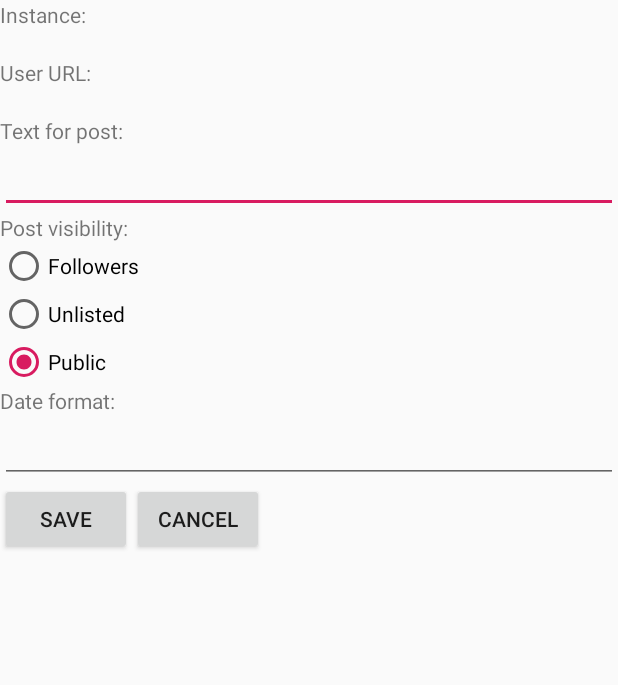
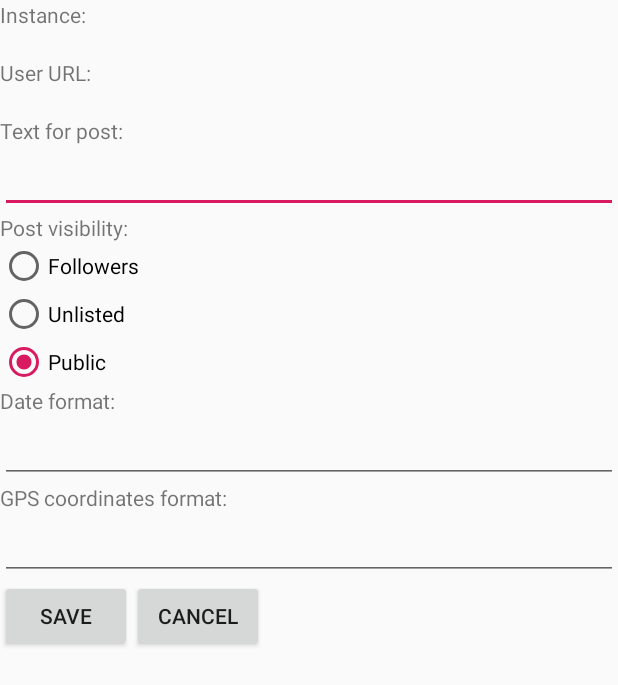
Before and after one commit to pla1/FediPhoto, an Android app: the AccountActivity screen opened directly, with no data from a screen before it, on a phone screen of 412 x 824 dp. Shown: the top 685 px of the screen. Run offline under Robolectric (Android 15) with nearby library versions, the phone set to English and light mode, and no system bars; 1 statement that could not run was skipped.

Commit message:
Add GPS coordinates.

```diff
--- a/app/src/main/java/com/fediphoto/AccountActivity.java
+++ b/app/src/main/java/com/fediphoto/AccountActivity.java
@@ -49,7 +49,9 @@ public class AccountActivity extends Activity {
         }
         final EditText editTextDateFormat = findViewById(R.id.editTextDateFormat);
         editTextDateFormat.setText(Utils.getProperty(account, MainActivity.Literals.dateFormat.name()));
-        final StringBuilder dateFormat = new StringBuilder(editTextDateFormat.getText().toString());
+        final EditText editTextGpsCoordinatesFormat = findViewById(R.id.editTextGpsCoordinatesFormat);
+        editTextGpsCoordinatesFormat.setText(Utils.getProperty(account, MainActivity.Literals.gpsCoordinatesFormat.name()));
+        final StringBuilder dateFormat = new StringBuilder();
         editTextDateFormat.setOnKeyListener(new View.OnKeyListener() {
             @Override
             public boolean onKey(View view, int i, KeyEvent keyEvent) {
@@ -76,6 +78,7 @@ public class AccountActivity extends Activity {
                 JsonObject accountJsonObject = account.getAsJsonObject();
                 accountJsonObject.addProperty(MainActivity.Literals.text.name(), editTextText.getText().toString());
                 accountJsonObject.addProperty(MainActivity.Literals.dateFormat.name(), editTextDateFormat.getText().toString());
+                accountJsonObject.addProperty(MainActivity.Literals.gpsCoordinatesFormat.name(), editTextGpsCoordinatesFormat.getText().toString());
                 if (radioVisibilityFollowers.isChecked()) {
                     accountJsonObject.addProperty(MainActivity.Literals.visibility.name(), MainActivity.Literals.followers.name());
                 }
--- a/app/src/main/res/layout/activity_account.xml
+++ b/app/src/main/res/layout/activity_account.xml
@@ -27,6 +27,7 @@
     <TextView
         android:layout_width="match_parent"
         android:layout_height="wrap_content"
+        android:inputType="textNoSuggestions"
         android:text="Text for post:" />
 
     <EditText
@@ -67,7 +68,21 @@
         android:id="@+id/editTextDateFormat"
         android:layout_width="match_parent"
         android:layout_height="wrap_content"
-        android:text="EEEE MMMM dd, yyyy hh:mm:ss a"/>
+        android:text="EEEE MMMM dd, yyyy hh:mm:ss a"
+        android:inputType="textNoSuggestions"/>
+
+    <TextView
+        android:layout_width="match_parent"
+        android:layout_height="wrap_content"
+        android:text="GPS coordinates format:" />
+
+    <EditText
+        android:id="@+id/editTextGpsCoordinatesFormat"
+        android:layout_width="match_parent"
+        android:layout_height="wrap_content"
+        android:text="https://maps.google.com?q=%s,%s"
+        android:inputType="textNoSuggestions"/>
+
 
     <LinearLayout
         android:layout_width="match_parent"
```
Also changed, not shown: app/src/main/java/com/fediphoto/MainActivity.java (+42 -18 lines).
